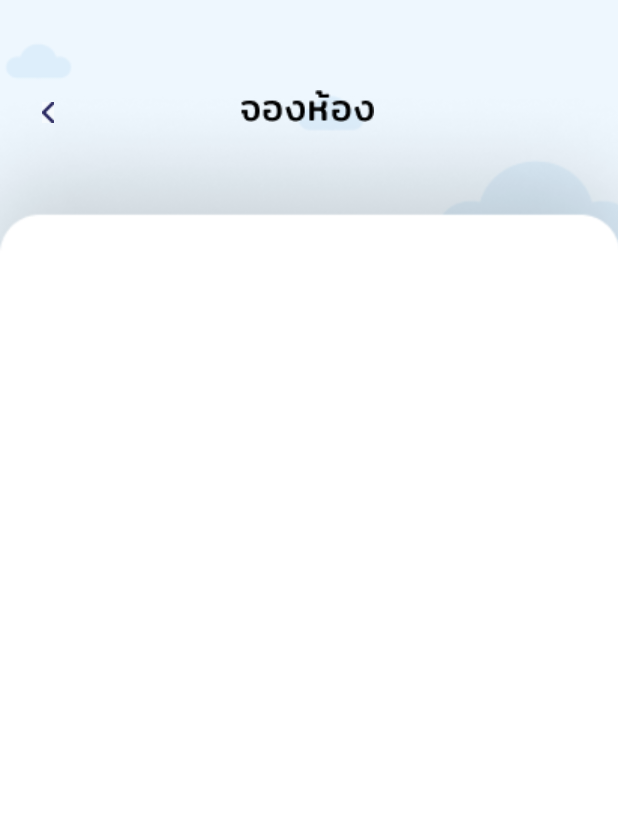
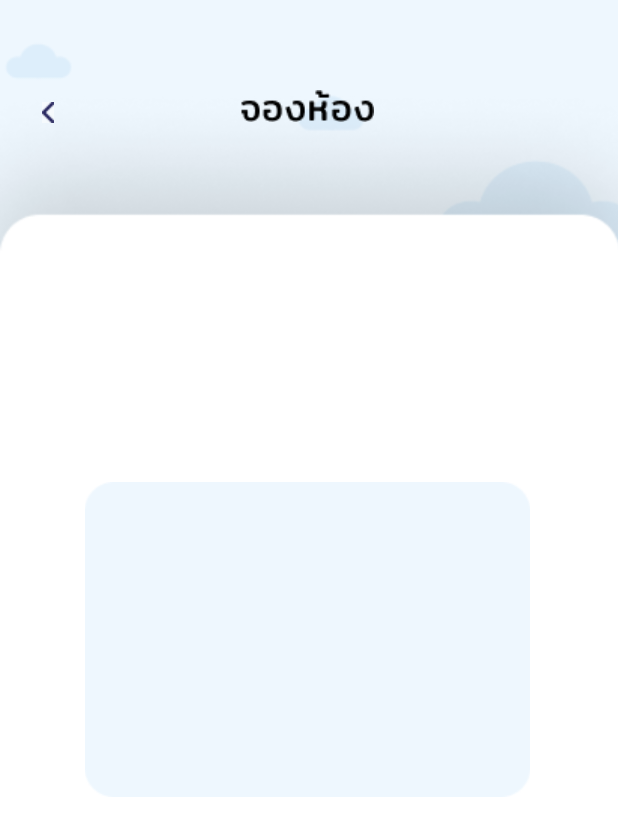
Before and after one commit to sSlotty/ResortManagement, an Android app: the Booking screen opened directly, with no data from a screen before it, on a phone screen of 412 x 824 dp. Shown: the top 836 px of the screen. Run offline under Robolectric (Android 15) with nearby library versions, the phone set to English and light mode, and no system bars.

Commit message:
Update Fragment

```diff
--- a/app/src/main/java/com/example/resortmanagement/Dashboard.kt
+++ b/app/src/main/java/com/example/resortmanagement/Dashboard.kt
@@ -6,6 +6,7 @@ import android.os.Bundle
 import android.widget.ImageView
 
 class Dashboard : AppCompatActivity() {
+
     override fun onCreate(savedInstanceState: Bundle?) {
         super.onCreate(savedInstanceState)
         setContentView(R.layout.activity_dashboard)
--- /dev/null
+++ b/app/src/main/java/com/example/resortmanagement/FragmentBooking.kt
@@ -0,0 +1,15 @@
+package com.example.resortmanagement
+
+import android.os.Bundle
+import androidx.fragment.app.Fragment
+import android.view.LayoutInflater
+import android.view.View
+import android.view.ViewGroup
+
+class FragmentBooking : Fragment() {
+    override fun onCreateView(inflater: LayoutInflater, container: ViewGroup?,
+                              savedInstanceState: Bundle?): View? {
+        // Inflate the layout for this fragment
+        return inflater.inflate(R.layout.fragment_booking, container, false)
+    }
+}
--- a/app/src/main/res/layout/activity_booking.xml
+++ b/app/src/main/res/layout/activity_booking.xml
@@ -38,5 +38,17 @@
         app:layout_constraintTop_toTopOf="@+id/imageView7"
         app:srcCompat="@drawable/booking_text_pic" />
 
+    <fragment
+        android:id="@+id/fragmentbooking"
+        android:name="com.example.resortmanagement.FragmentBooking"
+        android:layout_width="402dp"
+        android:layout_height="492dp"
+        app:layout_constraintBottom_toBottomOf="parent"
+        app:layout_constraintEnd_toEndOf="parent"
+        app:layout_constraintHorizontal_bias="0.47"
+        app:layout_constraintStart_toStartOf="parent"
+        app:layout_constraintTop_toTopOf="@+id/imageView7"
+        app:layout_constraintVertical_bias="0.968" />
+
 
 </androidx.constraintlayout.widget.ConstraintLayout>
--- /dev/null
+++ b/app/src/main/res/layout/fragment_booking.xml
@@ -0,0 +1,23 @@
+<?xml version="1.0" encoding="utf-8"?>
+<FrameLayout xmlns:android="http://schemas.android.com/apk/res/android"
+    xmlns:app="http://schemas.android.com/apk/res-auto"
+    xmlns:tools="http://schemas.android.com/tools"
+    android:layout_width="match_parent"
+    android:layout_height="match_parent"
+    tools:context=".FragmentBooking">
+
+    <androidx.constraintlayout.widget.ConstraintLayout
+        android:layout_width="match_parent"
+        android:layout_height="match_parent">
+
+        <ImageView
+            android:id="@+id/imageView15"
+            android:layout_width="362dp"
+            android:layout_height="210dp"
+            android:src="@drawable/info_pic"
+            app:layout_constraintEnd_toEndOf="parent"
+            app:layout_constraintHorizontal_bias="0.489"
+            app:layout_constraintStart_toStartOf="parent"
+            tools:layout_editor_absoluteY="209dp" />
+    </androidx.constraintlayout.widget.ConstraintLayout>
+</FrameLayout>
```
Also changed, not shown: app/src/main/res/drawable/info_pic.png (added).
